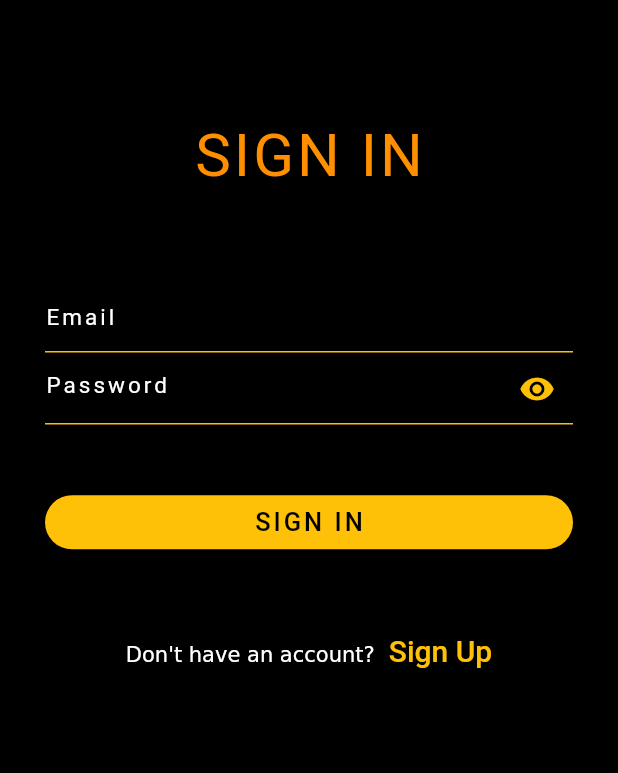
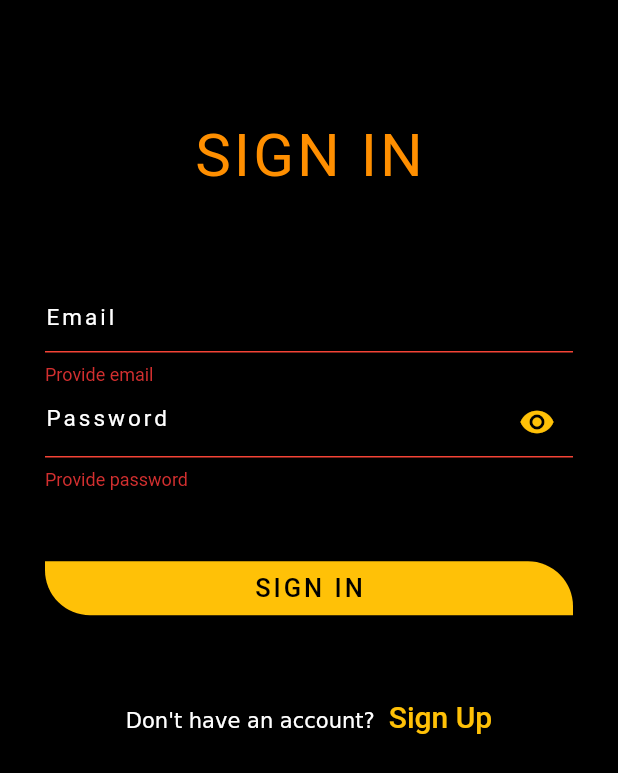
Before and after one commit to Trinity6264/PMA-Projects-for-polls, a Flutter app: the SignIn screen opened by its route, after a tap on "SIGN IN", on a phone screen of 412 x 824 dp. Shown: the top 773 px of the screen. Run offline on Flutter 3.47's test engine with Material 2 defaults, Android fonts, the phone set to English and light mode, and no system bars; our stand-ins replace carousel_slider, firebase_auth, firebase_core, font_awesome_flutter, google_fonts, image_picker; accounts and stored records are empty; Roboto replaces fonts that are missing (Aldrich, Alike).

Commit message:
Making changes to use email and password as sign up and sign in authentication

```diff
--- a/lib/main.dart
+++ b/lib/main.dart
@@ -6,6 +6,7 @@ import 'package:pma/local_services/firebase_services/fire_storage.dart';
 import 'package:pma/local_services/firebase_services/firebase_auth.dart';
 import 'package:pma/models/fire_user.dart';
 import 'package:pma/screens/loading.dart';
+import 'package:pma/screens/otpScreen.dart';
 import 'package:pma/screens/wrapper/authentication/authentication.dart';
 import 'package:pma/screens/wrapper/authentication/sign_in.dart';
 import 'package:pma/screens/wrapper/authentication/sign_up.dart';
@@ -50,6 +51,7 @@ class MyApp extends StatelessWidget {
           '/signIn': (_) => SignIn(),
           '/signUp': (_) => SignUp(),
           '/authentication': (_) => Authentication(),
+          '/otp': (_) => OtpScreen(),
         },
       ),
     );
--- a/lib/screens/wrapper/authentication/sign_in.dart
+++ b/lib/screens/wrapper/authentication/sign_in.dart
@@ -1,6 +1,7 @@
 import 'package:flutter/gestures.dart';
 import 'package:flutter/material.dart';
 import 'package:google_fonts/google_fonts.dart';
+import 'package:pma/local_services/firebase_services/firebase_auth.dart';
 import 'package:pma/shared/inputDecor.dart';
 
 class SignIn extends StatefulWidget {
@@ -12,6 +13,12 @@ class SignIn extends StatefulWidget {
 }
 
 class _SignInState extends State<SignIn> {
+  bool isLoading = false;
+  final _auth = FireAuth.auth;
+  final _formKey = GlobalKey<FormState>();
+  String _email = '';
+  String _password = '';
+  String error = '';
   @override
   Widget build(BuildContext context) {
     Size _size = MediaQuery.of(context).size;
@@ -36,11 +43,15 @@ class _SignInState extends State<SignIn> {
                 ),
               ),
               Form(
+                key: _formKey,
                 child: Column(
                   mainAxisAlignment: MainAxisAlignment.spaceBetween,
                   crossAxisAlignment: CrossAxisAlignment.center,
                   children: [
                     TextFormField(
+                      onChanged: ((val) => setState(() => _email = val)),
+                      validator: (val) => val!.isEmpty ? 'Provide email' : null,
+                      style: TextStyle(color: Color(0xFFFFFFFF)),
                       decoration: inputDecoration.copyWith(
                         hintText: 'Email',
                         hintStyle: GoogleFonts.aldrich(
@@ -51,6 +62,10 @@ class _SignInState extends State<SignIn> {
                       ),
                     ),
                     TextFormField(
+                      onChanged: ((val) => setState(() => _password = val)),
+                      validator: (val) =>
+                          val!.isEmpty ? 'Provide password' : null,
+                      style: TextStyle(color: Color(0xFFFFFFFF)),
                       decoration: inputDecoration.copyWith(
                         suffixIcon: Icon(
                           Icons.remove_red_eye,
@@ -67,12 +82,16 @@ class _SignInState extends State<SignIn> {
                     SizedBox(
                       height: _size.height * 0.1 / 2,
                     ),
-                    Container(
+                    isLoading
+                        ? CircularProgressIndicator()
+                        : Container(
                             width: double.infinity,
                             child: ElevatedButton(
                               style: ElevatedButton.styleFrom(
                                 shape: RoundedRectangleBorder(
-                            borderRadius: BorderRadius.circular(50),
+                                  borderRadius: BorderRadius.only(
+                                      bottomLeft: Radius.circular(30),
+                                      topRight: Radius.circular(30)),
                                 ),
                               ),
                               child: Text(
@@ -83,32 +102,29 @@ class _SignInState extends State<SignIn> {
                                   letterSpacing: 2.0,
                                 ),
                               ),
-                        onPressed: () {},
+                              onPressed: () {
+                                if (_formKey.currentState!.validate()) {
+                                  setState(() {
+                                    isLoading = true;
+                                  });
+                                  dynamic user =
+                                      _auth.signInWithEmailAndPassword(
+                                    _email,
+                                    _password,
+                                  );
+                                  if (user == null) {
+                                    setState(() {
+                                      error = _auth.error;
+                                      isLoading = false;
+                                    });
+                                  }
+                                }
+                              },
                             ),
                           ),
                   ],
                 ),
               ),
-              // Text(
-              //   'or login with',
-              //   style: GoogleFonts.aldrich(
-              //     color: Colors.white,
-              //     fontSize: 20.0,
-              //     fontStyle: FontStyle.italic,
-              //     letterSpacing: 1.5,
-              //   ),
-              // ),
-              // Padding(
-              //   padding: const EdgeInsets.symmetric(vertical: 40.0),
-              //   child: Row(
-              //     mainAxisAlignment: MainAxisAlignment.spaceEvenly,
-              //     children: [
-              //       _authLogo('Google'),
-              //       _authLogo('Facebook'),
-              //       _authLogo('Twitter'),
-              //     ],
-              //   ),
-              // ),
               Padding(
                 padding: const EdgeInsets.symmetric(vertical: 50.0),
                 child: RichText(
@@ -129,7 +145,13 @@ class _SignInState extends State<SignIn> {
                     ),
                   ]),
                 ),
-              )
+              ),
+              Center(
+                child: Text(
+                  error,
+                  style: TextStyle(color: Colors.red, fontSize: 20),
+                ),
+              ),
             ],
           ),
         ),
--- a/lib/screens/wrapper/home/pages/home_screen.dart
+++ b/lib/screens/wrapper/home/pages/home_screen.dart
@@ -15,9 +15,6 @@ class HomeScreen extends StatelessWidget {
         backgroundColor: Color(0xFF000000),
         elevation: 0.0,
         actions: [
-          CircleAvatar(
-            backgroundColor: Colors.amber,
-          ),
           TextButton(
             onPressed: () async {
               return await _auth.signOut();
```
Also changed, not shown: lib/local_services/firebase_services/firebase_auth.dart (+26 -15 lines), lib/screens/otpScreen.dart (+14 -0 lines), lib/screens/wrapper/authentication/sign_up.dart (+29 -31 lines), lib/screens/wrapper/home/home.dart (+48 -32 lines), lib/screens/wrapper/home/pages/user_profile.dart (renamed from lib/screens/wrapper/home/pages/dashboard.dart). Lines whose indentation alone changed are shown as unchanged.
